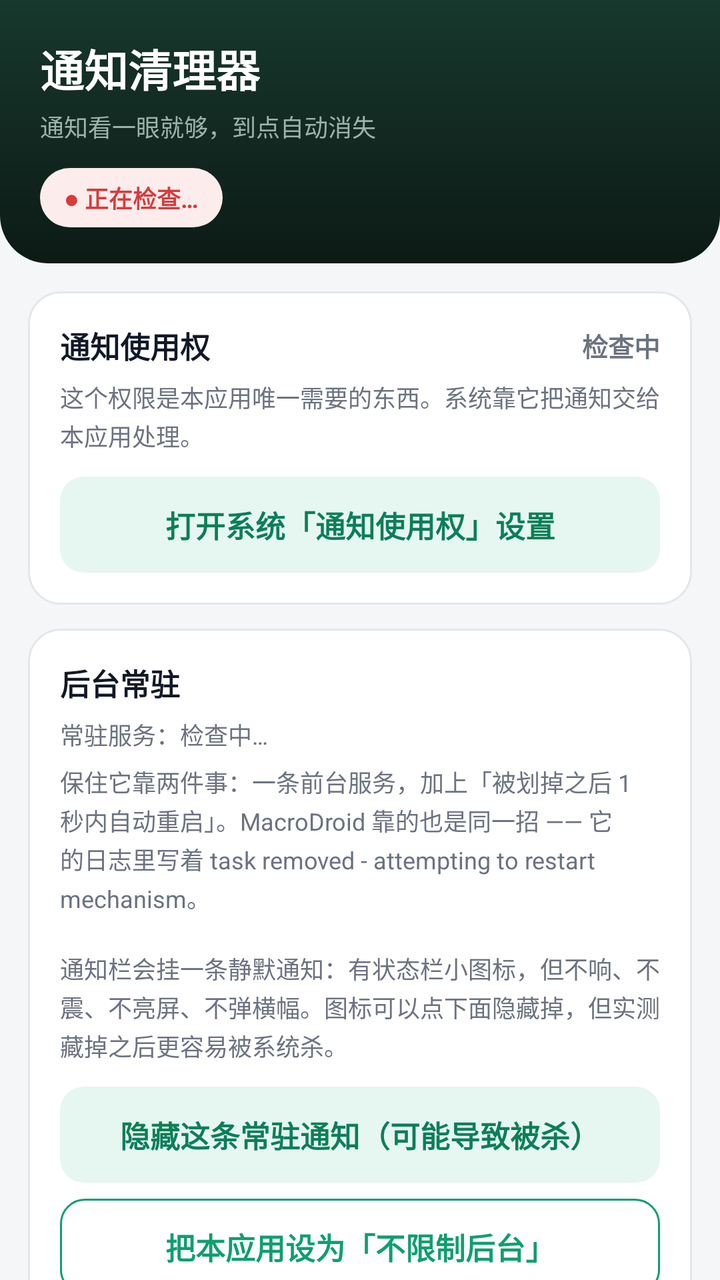
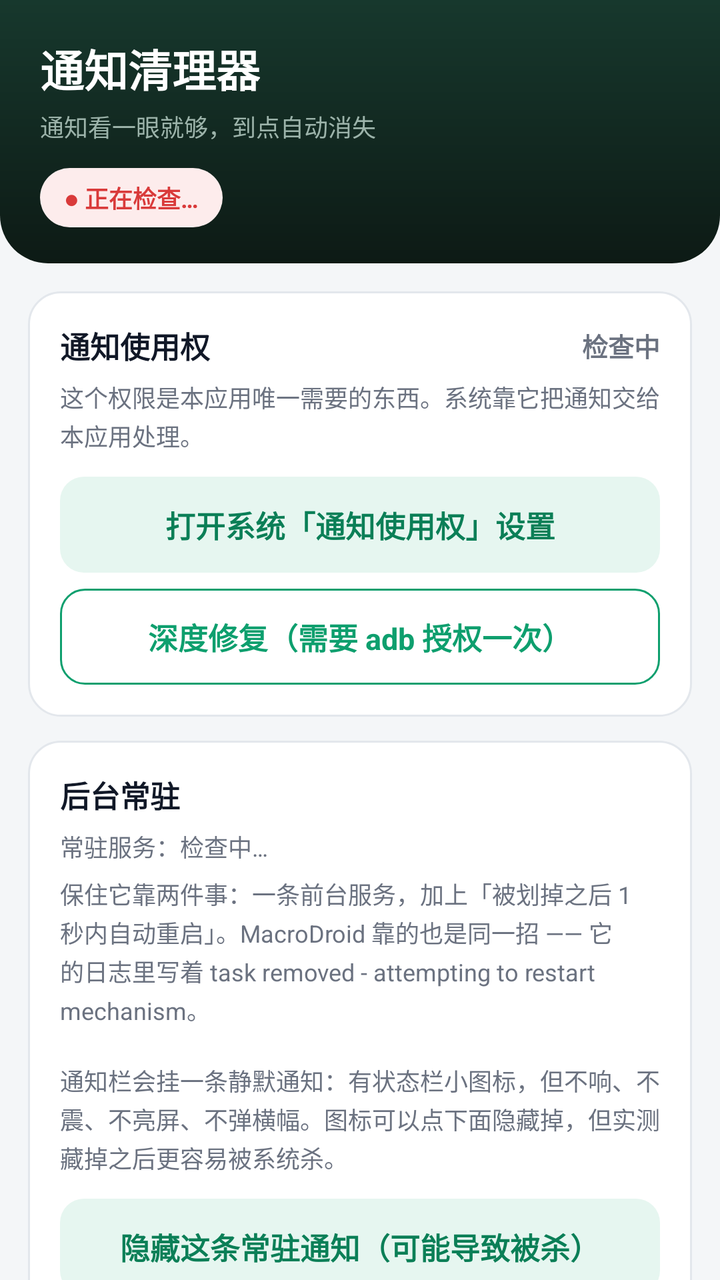

An Android layout rendered at two revisions. The XML below is the earlier revision; the diff shows what the commit changed to produce the second picture.
<!-- AndroidManifest.xml: application theme AppTheme -->
<!-- res/layout/activity_settings.xml -->
<?xml version="1.0" encoding="utf-8"?>
<LinearLayout xmlns:android="http://schemas.android.com/apk/res/android"
    android:layout_width="match_parent"
    android:layout_height="match_parent"
    android:background="@color/bg"
    android:orientation="vertical">

    
    <LinearLayout
        android:layout_width="match_parent"
        android:layout_height="wrap_content"
        android:background="@drawable/bg_header"
        android:orientation="vertical"
        android:paddingStart="20dp"
        android:paddingTop="18dp"
        android:paddingEnd="20dp"
        android:paddingBottom="18dp">

        <TextView
            android:layout_width="wrap_content"
            android:layout_height="wrap_content"
            android:text="@string/app_name"
            android:textColor="@color/white"
            android:textSize="22sp"
            android:textStyle="bold" />

        <TextView
            android:layout_width="wrap_content"
            android:layout_height="wrap_content"
            android:layout_marginTop="4dp"
            android:text="@string/app_subtitle"
            android:textColor="@color/header_sub"
            android:textSize="12sp" />

        <TextView
            android:id="@+id/headerChip"
            android:layout_width="wrap_content"
            android:layout_height="wrap_content"
            android:layout_marginTop="12dp"
            android:background="@drawable/bg_chip_bad"
            android:paddingStart="12dp"
            android:paddingTop="6dp"
            android:paddingEnd="12dp"
            android:paddingBottom="6dp"
            android:text="@string/chip_checking"
            android:textColor="@color/danger"
            android:textSize="12sp"
            android:textStyle="bold" />
    </LinearLayout>

    <ScrollView
        android:layout_width="match_parent"
        android:layout_height="0dp"
        android:layout_weight="1"
        android:clipToPadding="false"
        android:scrollbars="none">

        <LinearLayout
            android:layout_width="match_parent"
            android:layout_height="wrap_content"
            android:orientation="vertical"
            android:paddingStart="14dp"
            android:paddingTop="14dp"
            android:paddingEnd="14dp"
            android:paddingBottom="28dp">

            
            <LinearLayout
                android:layout_width="match_parent"
                android:layout_height="wrap_content"
                android:background="@drawable/bg_card"
                android:orientation="vertical"
                android:padding="16dp">

                <LinearLayout
                    android:layout_width="match_parent"
                    android:layout_height="wrap_content"
                    android:gravity="center_vertical"
                    android:orientation="horizontal">

                    <TextView
                        style="@style/CardTitle"
                        android:layout_width="0dp"
                        android:layout_weight="1"
                        android:text="@string/perm_title" />

                    <TextView
                        android:id="@+id/permState"
                        android:layout_width="wrap_content"
                        android:layout_height="wrap_content"
                        android:text="@string/perm_checking"
                        android:textColor="@color/text_sub"
                        android:textSize="13sp"
                        android:textStyle="bold" />
                </LinearLayout>

                <TextView
                    android:id="@+id/permHint"
                    style="@style/Label"
                    android:layout_marginTop="6dp"
                    android:text="@string/perm_hint_unknown" />

                <TextView
                    android:id="@+id/openAccess"
                    style="@style/BtnSoft"
                    android:layout_marginTop="12dp"
                    android:text="@string/open_access" />

                <TextView
                    android:id="@+id/reconnect"
                    style="@style/BtnGhost"
                    android:layout_marginTop="8dp"
                    android:text="@string/reconnect"
                    android:visibility="gone" />
            </LinearLayout>

            
            <LinearLayout
                android:layout_width="match_parent"
                android:layout_height="wrap_content"
                android:layout_marginTop="12dp"
                android:background="@drawable/bg_card"
                android:orientation="vertical"
                android:padding="16dp">

                <TextView
                    style="@style/CardTitle"
                    android:text="@string/keepalive_title" />

                <TextView
                    android:id="@+id/fgsState"
                    style="@style/Label"
                    android:layout_marginTop="6dp"
                    android:text="@string/fgs_checking" />

                <TextView
                    style="@style/Label"
                    android:layout_marginTop="6dp"
                    android:text="@string/keepalive_hint" />

                <TextView
                    android:id="@+id/hideNotifBtn"
                    style="@style/BtnSoft"
                    android:layout_marginTop="12dp"
                    android:text="@string/keepalive_hide_notif" />

                <TextView
                    android:id="@+id/hideNotifWarn"
                    style="@style/Label"
                    android:layout_marginTop="6dp"
                    android:visibility="gone"
                    android:text="@string/keepalive_hide_warn" />

                <TextView
                    android:id="@+id/batteryBtn"
                    style="@style/BtnGhost"
                    android:layout_marginTop="8dp"
                    android:text="@string/keepalive_battery" />

                <TextView
                    android:id="@+id/autostartBtn"
                    style="@style/BtnGhost"
                    android:layout_marginTop="8dp"
                    android:text="@string/keepalive_autostart" />

                <TextView
                    android:id="@+id/keepAliveHint"
                    style="@style/Label"
                    android:layout_marginTop="8dp"
                    android:visibility="gone" />
            </LinearLayout>

            
            <LinearLayout
                android:layout_width="match_parent"
                android:layout_height="wrap_content"
                android:layout_marginTop="12dp"
                android:background="@drawable/bg_card"
                android:orientation="vertical"
                android:padding="16dp">

                <TextView
                    style="@style/CardTitle"
                    android:text="@string/rule_title" />

                <Switch
                    android:id="@+id/enabled"
                    android:layout_width="match_parent"
                    android:layout_height="wrap_content"
                    android:layout_marginTop="6dp"
                    android:minHeight="48dp"
                    android:text="@string/enabled"
                    android:textColor="@color/text"
                    android:textSize="15sp" />

                <TextView
                    style="@style/Label"
                    android:layout_marginTop="10dp"
                    android:text="@string/packages_label" />

                <EditText
                    android:id="@+id/packages"
                    style="@style/Input"
                    android:layout_marginTop="6dp"
                    android:hint="@string/packages_hint"
                    android:inputType="text" />

                <TextView
                    style="@style/Label"
                    android:layout_marginTop="12dp"
                    android:text="@string/delay_label" />

                <EditText
                    android:id="@+id/delay"
                    style="@style/Input"
                    android:layout_marginTop="6dp"
                    android:hint="@string/delay_hint"
                    android:inputType="number" />

                <TextView
                    style="@style/Label"
                    android:layout_marginTop="12dp"
                    android:text="@string/title_label" />

                <EditText
                    android:id="@+id/titleKeyword"
                    style="@style/Input"
                    android:layout_marginTop="6dp"
                    android:hint="@string/title_hint"
                    android:inputType="text" />

                <TextView
                    style="@style/Label"
                    android:layout_marginTop="12dp"
                    android:text="@string/text_label" />

                <EditText
                    android:id="@+id/textKeyword"
                    style="@style/Input"
                    android:layout_marginTop="6dp"
                    android:hint="@string/text_hint"
                    android:inputType="text" />

                <TextView
                    style="@style/Label"
                    android:layout_marginTop="6dp"
                    android:text="@string/keyword_explain" />

                <TextView
                    android:id="@+id/save"
                    style="@style/BtnPrimary"
                    android:layout_marginTop="16dp"
                    android:text="@string/save" />
            </LinearLayout>

            
            <LinearLayout
                android:layout_width="match_parent"
                android:layout_height="wrap_content"
                android:layout_marginTop="12dp"
                android:background="@drawable/bg_card"
                android:orientation="vertical"
                android:padding="16dp">

                <TextView
                    style="@style/CardTitle"
                    android:text="@string/selftest_title" />

                <TextView
                    style="@style/Label"
                    android:layout_marginTop="6dp"
                    android:text="@string/selftest_hint" />

                <TextView
                    android:id="@+id/testBtn"
                    style="@style/BtnGhost"
                    android:layout_marginTop="12dp"
                    android:text="@string/selftest_btn" />

                <TextView
                    android:id="@+id/testResult"
                    android:layout_width="match_parent"
                    android:layout_height="wrap_content"
                    android:layout_marginTop="10dp"
                    android:text="@string/selftest_idle"
                    android:textColor="@color/text_sub"
                    android:textSize="13sp" />
            </LinearLayout>

            
            <LinearLayout
                android:layout_width="match_parent"
                android:layout_height="wrap_content"
                android:layout_marginTop="12dp"
                android:background="@drawable/bg_card"
                android:orientation="vertical"
                android:padding="16dp">

                <LinearLayout
                    android:layout_width="match_parent"
                    android:layout_height="wrap_content"
                    android:gravity="center_vertical"
                    android:orientation="horizontal">

                    <TextView
                        style="@style/CardTitle"
                        android:layout_width="0dp"
                        android:layout_weight="1"
                        android:text="@string/log_title" />

                    <TextView
                        android:id="@+id/viewLog"
                        android:layout_width="wrap_content"
                        android:layout_height="wrap_content"
                        android:background="@drawable/bg_button_soft"
                        android:clickable="true"
                        android:focusable="true"
                        android:paddingStart="12dp"
                        android:paddingTop="6dp"
                        android:paddingEnd="12dp"
                        android:paddingBottom="6dp"
                        android:text="@string/log_view_all"
                        android:textColor="@color/primary_dark"
                        android:textSize="12sp" />
                </LinearLayout>

                <TextView
                    android:id="@+id/logView"
                    android:layout_width="match_parent"
                    android:layout_height="wrap_content"
                    android:layout_marginTop="10dp"
                    android:background="@drawable/bg_log"
                    android:fontFamily="monospace"
                    android:lineSpacingExtra="4dp"
                    android:minHeight="90dp"
                    android:padding="12dp"
                    android:text="@string/log_empty"
                    android:textColor="@color/text"
                    android:textSize="12sp" />
            </LinearLayout>

            
            <LinearLayout
                android:layout_width="match_parent"
                android:layout_height="wrap_content"
                android:layout_marginTop="12dp"
                android:background="@drawable/bg_card"
                android:orientation="vertical"
                android:padding="16dp">

                <LinearLayout
                    android:layout_width="match_parent"
                    android:layout_height="wrap_content"
                    android:gravity="center_vertical"
                    android:orientation="horizontal">

                    <TextView
                        style="@style/CardTitle"
                        android:layout_width="0dp"
                        android:layout_weight="1"
                        android:text="@string/active_title" />

                    <TextView
                        android:id="@+id/activeCount"
                        android:layout_width="wrap_content"
                        android:layout_height="wrap_content"
                        android:layout_marginEnd="8dp"
                        android:text="—"
                        android:textColor="@color/text_sub"
                        android:textSize="13sp"
                        android:textStyle="bold" />

                    <TextView
                        android:id="@+id/refreshActive"
                        android:layout_width="wrap_content"
                        android:layout_height="wrap_content"
                        android:background="@drawable/bg_button_soft"
                        android:clickable="true"
                        android:focusable="true"
                        android:paddingStart="12dp"
                        android:paddingTop="6dp"
                        android:paddingEnd="12dp"
                        android:paddingBottom="6dp"
                        android:text="@string/active_refresh"
                        android:textColor="@color/primary_dark"
                        android:textSize="12sp" />
                </LinearLayout>

                <LinearLayout
                    android:id="@+id/activeList"
                    android:layout_width="match_parent"
                    android:layout_height="wrap_content"
                    android:layout_marginTop="4dp"
                    android:orientation="vertical" />

                <TextView
                    android:id="@+id/clearActive"
                    style="@style/BtnGhost"
                    android:layout_marginTop="10dp"
                    android:text="@string/active_clear" />
            </LinearLayout>

            <TextView
                style="@style/Label"
                android:layout_marginStart="4dp"
                android:layout_marginTop="16dp"
                android:layout_marginEnd="4dp"
                android:text="@string/tip" />

        </LinearLayout>
    </ScrollView>
</LinearLayout>
<!-- resources referenced by this layout -->
<resources>
  <color name="bg">#F4F6F8</color>
  <color name="danger">#D93A3A</color>
  <color name="header_sub">#9CB3AA</color>
  <color name="primary_dark">#0B7F57</color>
  <color name="text">#111827</color>
  <color name="text_sub">#6B7280</color>
  <color name="white">#FFFFFF</color>
  <!-- drawable bg_chip_bad (drawable) -->
  <?xml version="1.0" encoding="utf-8"?>
  <shape xmlns:android="http://schemas.android.com/apk/res/android"
      android:shape="rectangle">
      <solid android:color="@color/danger_light" />
      <corners android:radius="20dp" />
  </shape>
  <string name="active_clear">清掉当前所有通知（常驻的除外）</string>
  <string name="active_refresh">刷新</string>
  <string name="active_title">当前通知</string>
  <string name="app_name">通知清理器</string>
  <string name="app_subtitle">通知看一眼就够，到点自动消失</string>
  <string name="chip_checking">● 正在检查…</string>
  <string name="delay_hint">10000</string>
  <string name="delay_label">收到通知后等多少毫秒再清除</string>
  <string name="enabled">启用</string>
  <string name="fgs_checking">常驻服务：检查中…</string>
  <string name="keepalive_autostart">打开系统的「自启动管理」</string>
  <string name="keepalive_battery">把本应用设为「不限制后台」</string>
  <string name="keepalive_hide_notif">隐藏这条常驻通知（可能导致被杀）</string>
  <string name="keepalive_hide_warn">提醒：把渠道彻底关掉之后，系统很可能因此把本应用杀掉 —— MacroDroid 的文档也是这么说的。真遇到又开始失效，回这里重新打开就行。</string>
  <string name="keepalive_hint">保住它靠两件事：一条前台服务，加上「被划掉之后 1 秒内自动重启」。MacroDroid 靠的也是同一招 —— 它的日志里写着 task removed - attempting to restart mechanism。\n\n通知栏会挂一条静默通知：有状态栏小图标，但不响、不震、不亮屏、不弹横幅。图标可以点下面隐藏掉，但实测藏掉之后更容易被系统杀。</string>
  <string name="keepalive_title">后台常驻</string>
  <string name="keyword_explain">两个都填 = 必须同时满足；只填一个 = 只查那一个。多数应用的通知标题是应用名，内容在正文里，所以关键字一般填在正文框。</string>
  <string name="log_empty">还没有记录。\n授权之后，收到被监控应用的通知，这里就会一行一行记下来。</string>
  <string name="log_title">最近发生了什么</string>
  <string name="log_view_all">查看全部</string>
  <string name="open_access">打开系统「通知使用权」设置</string>
  <string name="packages_hint">com.ss.android.lark,com.larksuite.suite</string>
  <string name="packages_label">监控这些应用（包名，逗号分隔；留空 = 所有应用）</string>
  <string name="perm_checking">检查中</string>
  <string name="perm_hint_unknown">这个权限是本应用唯一需要的东西。系统靠它把通知交给本应用处理。</string>
  <string name="perm_title">通知使用权</string>
  <string name="reconnect">重新连接</string>
  <string name="rule_title">清理规则</string>
  <string name="save">保存</string>
  <string name="selftest_btn">发一条测试通知</string>
  <string name="selftest_hint">点一下，本应用自己发一条通知，然后看它会不会按上面的延迟时间自动消失。这是唯一能证明「整条链路通不通」的办法。</string>
  <string name="selftest_idle">还没测过</string>
  <string name="selftest_title">自检</string>
  <string name="text_hint">选填</string>
  <string name="text_label">正文必须包含（留空 = 不限制）</string>
  <string name="tip">说明：本应用不需要常驻通知，也不在后台占资源。\n它靠系统的「通知使用权」工作 —— 授权后由系统负责拉起，划掉多任务通常也不会失效。\n\n万一还是断了：每 5 分钟有一个看门狗会自动把它要回来，你也可以直接打开本应用，它会自动重连。</string>
  <string name="title_hint">选填</string>
  <string name="title_label">标题必须包含（留空 = 不限制）</string>
  <style name="BtnGhost" parent="BtnPrimary">
          <item name="android:background">@drawable/bg_button_ghost</item>
          <item name="android:textColor">@color/primary</item>
      </style>
  <style name="BtnSoft" parent="BtnPrimary">
          <item name="android:background">@drawable/bg_button_soft</item>
          <item name="android:textColor">@color/primary_dark</item>
      </style>
  <color name="primary_light">#E6F6F0</color>
  <color name="card">#FFFFFF</color>
  <color name="border">#E3E7EC</color>
  <color name="danger_light">#FDECEC</color>
  <color name="header_top">#17382D</color>
  <color name="header_bottom">#0D1A15</color>
  <color name="log_bg">#F8FAFB</color>
  <color name="primary">#0E9F6E</color>
  <color name="row">#FAFBFC</color>
  <!-- unchanged entries left out for length: 12 -->
</resources>

<!-- the commit's change to res/layout/activity_settings.xml (unified diff, before → after) -->
@@ -112,6 +112,19 @@
                     android:layout_marginTop="8dp"
                     android:text="@string/reconnect"
                     android:visibility="gone" />
+
+                <TextView
+                    android:id="@+id/deepFixBtn"
+                    style="@style/BtnGhost"
+                    android:layout_marginTop="8dp"
+                    android:text="@string/deep_fix" />
+
+                <TextView
+                    android:id="@+id/deepFixHint"
+                    style="@style/Label"
+                    android:layout_marginTop="6dp"
+                    android:visibility="gone"
+                    android:text="@string/deep_fix_hint" />
             </LinearLayout>
 
             
<!-- resource entries referenced after the edit -->
@@ -20,6 +20,8 @@
   <string name="app_name">通知清理器</string>
   <string name="app_subtitle">通知看一眼就够，到点自动消失</string>
   <string name="chip_checking">● 正在检查…</string>
+  <string name="deep_fix">深度修复（需要 adb 授权一次）</string>
+  <string name="deep_fix_hint">系统把本应用的监听服务从内部注册表里摘掉了，普通重连救不回来。这个按钮做的就是你手动做的那个动作 —— 把本应用从「通知使用权」列表里摘掉再写回，逼系统重新注册。</string>
   <string name="delay_hint">10000</string>
   <string name="delay_label">收到通知后等多少毫秒再清除</string>
   <string name="enabled">启用</string>
